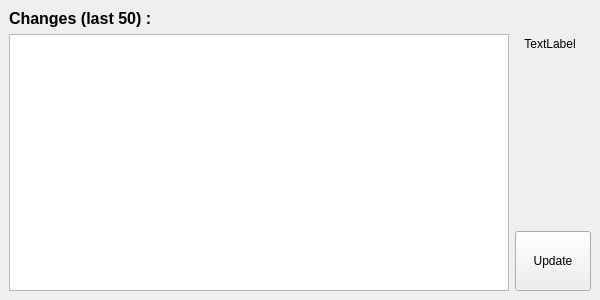
The window that checker/w_modules.ui (dbkblk/rand_launcher) describes before a commit, drawn with Qt 5.
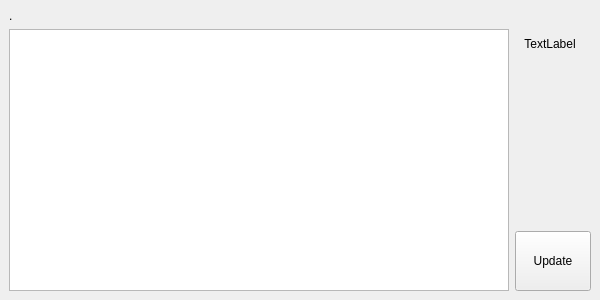
The same window after the commit.

Commit message: Fix: Some strings were untranslatable in modules window

Patch:
```diff
--- a/checker/w_modules.ui
+++ b/checker/w_modules.ui
@@ -41,7 +41,7 @@
       <item>
        <widget class="QLabel" name="label">
         <property name="text">
-         <string notr="true">&lt;html&gt;&lt;head/&gt;&lt;body&gt;&lt;p&gt;&lt;span style=&quot; font-size:12pt; font-weight:600;&quot;&gt;Changes (last 50) :&lt;/span&gt;&lt;/p&gt;&lt;/body&gt;&lt;/html&gt;</string>
+         <string notr="true">.</string>
         </property>
        </widget>
       </item>
@@ -72,8 +72,8 @@
          <string notr="true">&lt;!DOCTYPE HTML PUBLIC &quot;-//W3C//DTD HTML 4.0//EN&quot; &quot;http://www.w3.org/TR/REC-html40/strict.dtd&quot;&gt;
 &lt;html&gt;&lt;head&gt;&lt;meta name=&quot;qrichtext&quot; content=&quot;1&quot; /&gt;&lt;style type=&quot;text/css&quot;&gt;
 p, li { white-space: pre-wrap; }
-&lt;/style&gt;&lt;/head&gt;&lt;body style=&quot; font-family:'Liberation Sans'; font-size:11pt; font-weight:400; font-style:normal;&quot;&gt;
-&lt;p style=&quot;-qt-paragraph-type:empty; margin-top:0px; margin-bottom:0px; margin-left:0px; margin-right:0px; -qt-block-indent:0; text-indent:0px; font-family:'MS Shell Dlg 2'; font-size:8pt;&quot;&gt;&lt;br /&gt;&lt;/p&gt;&lt;/body&gt;&lt;/html&gt;</string>
+&lt;/style&gt;&lt;/head&gt;&lt;body style=&quot; font-family:'MS Shell Dlg 2'; font-size:8.25pt; font-weight:400; font-style:normal;&quot;&gt;
+&lt;p style=&quot;-qt-paragraph-type:empty; margin-top:0px; margin-bottom:0px; margin-left:0px; margin-right:0px; -qt-block-indent:0; text-indent:0px; font-size:8pt;&quot;&gt;&lt;br /&gt;&lt;/p&gt;&lt;/body&gt;&lt;/html&gt;</string>
         </property>
         <property name="textInteractionFlags">
          <set>Qt::NoTextInteraction</set>
```
Left out of the diff: 2 changed lines with no effect on the pictures. The commit also changes 1 other file.
